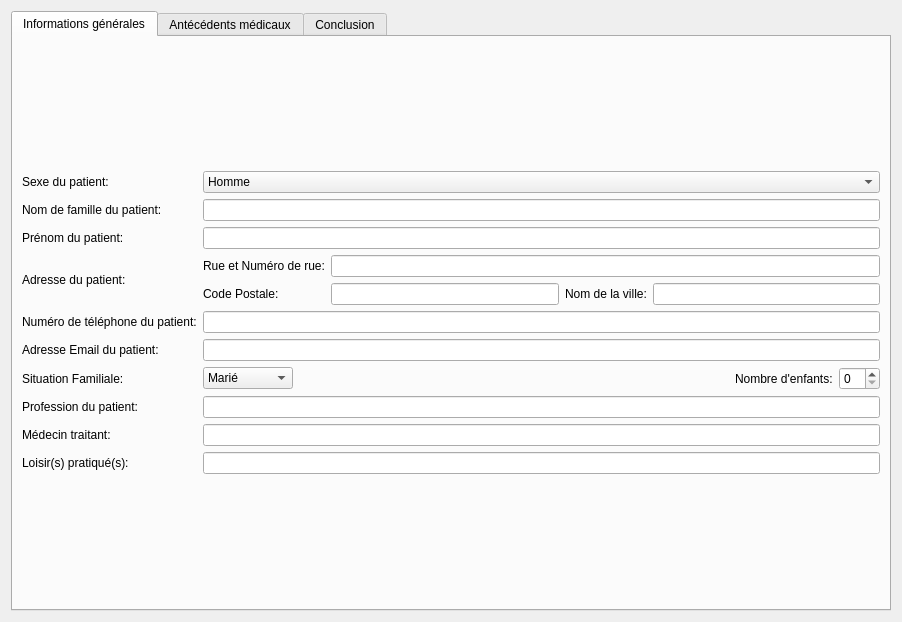
Above: UserInterface/ui_Files/CreatePatientScreen.ui from GuillaumeMajstruk/softOsteo before the change. Below: the same form after it.
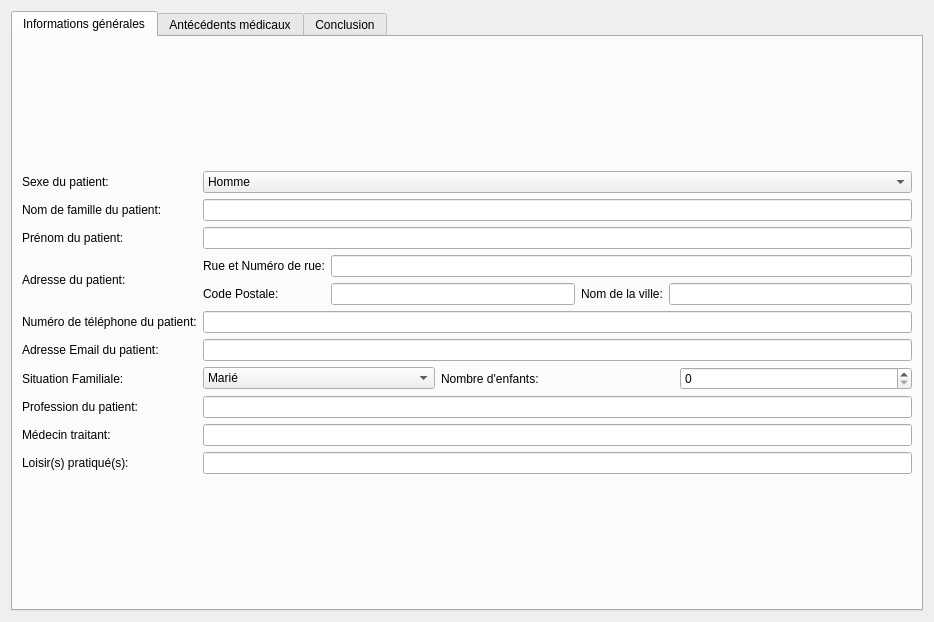
That is the form after the change. The open tabs and pages were chosen to show the change.

Commit message: plusieurs modifications de l'interface, je retravail maintenant sur la base de donnée patients

The edit to the form file:
```diff
--- a/UserInterface/ui_Files/CreatePatientScreen.ui
+++ b/UserInterface/ui_Files/CreatePatientScreen.ui
@@ -6,7 +6,7 @@
    <rect>
     <x>0</x>
     <y>0</y>
-    <width>902</width>
+    <width>934</width>
     <height>622</height>
    </rect>
   </property>
@@ -109,7 +109,7 @@
          </item>
          <item row="6" column="1">
           <layout class="QGridLayout" name="familialStatusLayout">
-           <item row="0" column="3">
+           <item row="0" column="2">
             <widget class="QSpinBox" name="patientChildNumber_SB">
              <property name="toolTip">
               <string>Sélectionnez le nombre d'enfants du patient</string>
@@ -119,7 +119,7 @@
              </property>
             </widget>
            </item>
-           <item row="0" column="2">
+           <item row="0" column="1">
             <widget class="QLabel" name="patientChildNumber">
              <property name="text">
               <string>Nombre d'enfants:</string>
@@ -157,19 +157,6 @@
              </item>
             </widget>
            </item>
-           <item row="0" column="1">
-            <spacer name="horizontalSpacer">
-             <property name="orientation">
-              <enum>Qt::Horizontal</enum>
-             </property>
-             <property name="sizeHint" stdset="0">
-              <size>
-               <width>40</width>
-               <height>20</height>
-              </size>
-             </property>
-            </spacer>
-           </item>
           </layout>
          </item>
          <item row="8" column="1">
```
Left out of the diff: 42 changed lines with no effect on the pictures. The commit also changes 17 other files.
